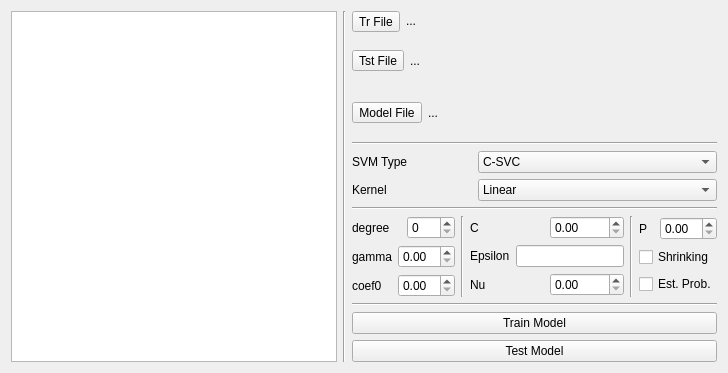
The window that svm-app/mainwindow.ui (boidachenkop/dw) describes before a commit, drawn with Qt 5.
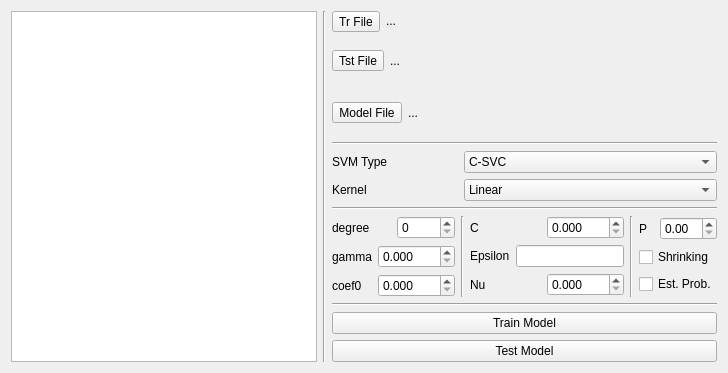
The same window after the commit.

Commit message: Fixet gamma and coef0 types from int to double

```diff
--- a/svm-app/mainwindow.ui
+++ b/svm-app/mainwindow.ui
@@ -283,7 +283,14 @@
                </widget>
               </item>
               <item>
-               <widget class="QDoubleSpinBox" name="gamma_doubleSpinBox"/>
+               <widget class="QDoubleSpinBox" name="gamma_doubleSpinBox">
+                <property name="decimals">
+                 <number>3</number>
+                </property>
+                <property name="maximum">
+                 <double>9999.998999999999796</double>
+                </property>
+               </widget>
               </item>
              </layout>
             </item>
@@ -300,7 +307,14 @@
                </widget>
               </item>
               <item>
-               <widget class="QDoubleSpinBox" name="coef_doubleSpinBox"/>
+               <widget class="QDoubleSpinBox" name="coef_doubleSpinBox">
+                <property name="decimals">
+                 <number>3</number>
+                </property>
+                <property name="maximum">
+                 <double>9999.989999999999782</double>
+                </property>
+               </widget>
               </item>
              </layout>
             </item>
@@ -331,7 +345,14 @@
                </widget>
               </item>
               <item>
-               <widget class="QDoubleSpinBox" name="C_doubleSpinBox"/>
+               <widget class="QDoubleSpinBox" name="C_doubleSpinBox">
+                <property name="decimals">
+                 <number>3</number>
+                </property>
+                <property name="maximum">
+                 <double>9999.998999999999796</double>
+                </property>
+               </widget>
               </item>
              </layout>
             </item>
@@ -381,7 +402,14 @@
                </widget>
               </item>
               <item>
-               <widget class="QDoubleSpinBox" name="nu_doubleSpinBox"/>
+               <widget class="QDoubleSpinBox" name="nu_doubleSpinBox">
+                <property name="decimals">
+                 <number>3</number>
+                </property>
+                <property name="maximum">
+                 <double>9999.989999999999782</double>
+                </property>
+               </widget>
               </item>
              </layout>
             </item>
```
The commit also changes 4 other files.
